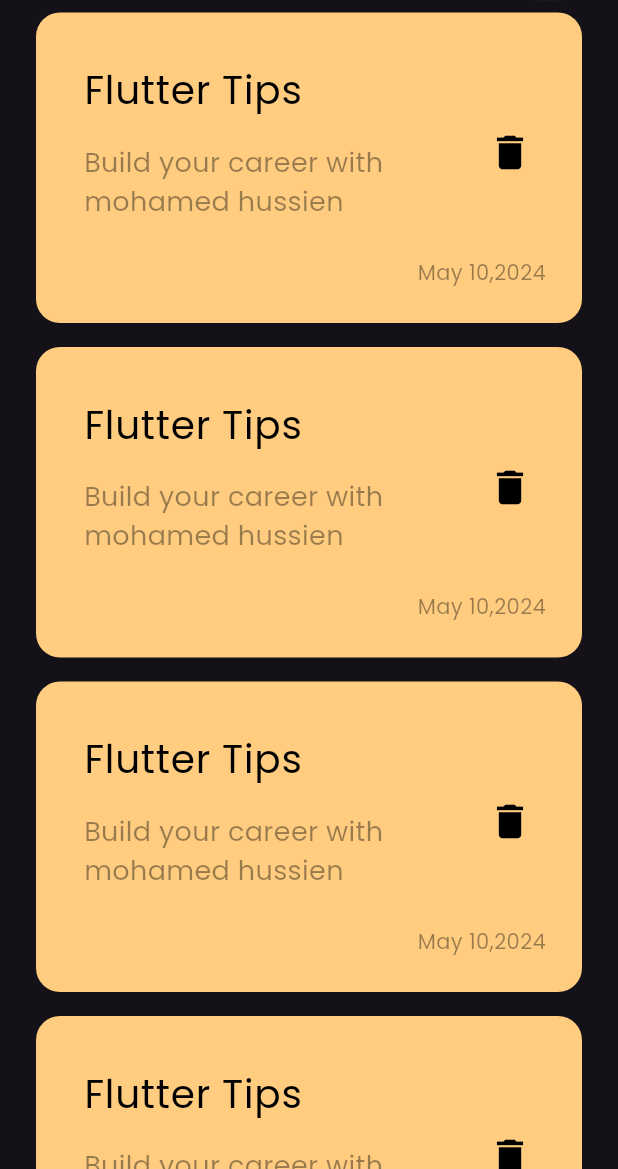
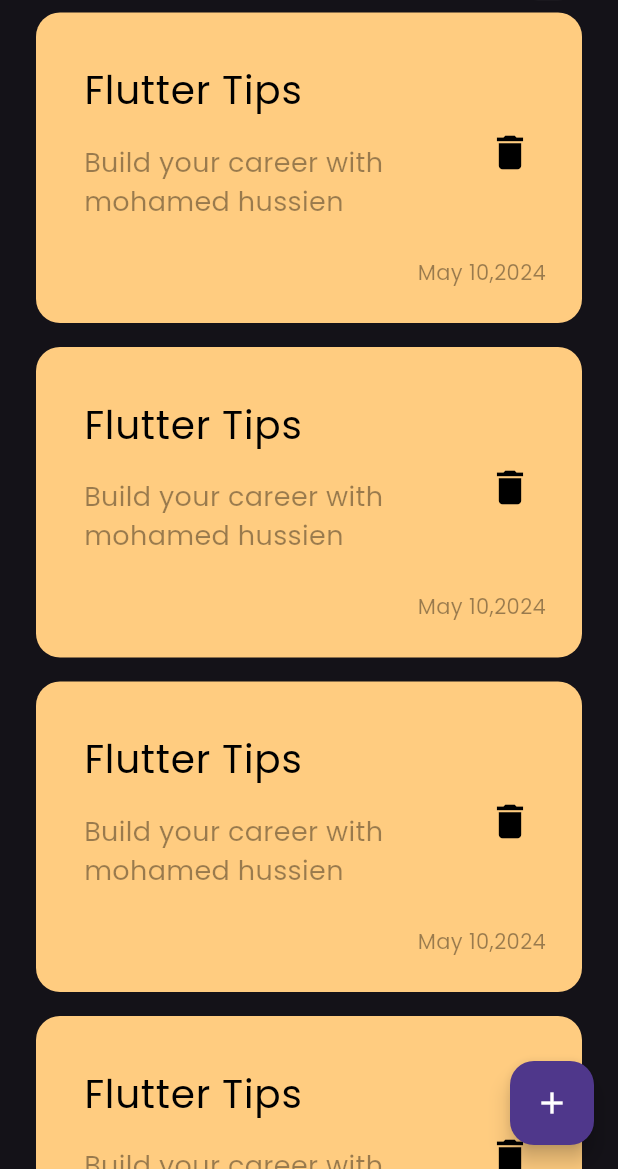
Before and after one commit to Mohamed-Husien/notes_app2, a Flutter app: the screen it shows after launch, on a phone screen of 412 x 824 dp, the part 67-1236 px from its top. Run offline on Flutter 3.47's test engine with Material 3 defaults, Android fonts, the phone set to English and light mode, and no system bars.

Commit message:
add floating action bottun

```diff
--- a/lib/views/notes_view.dart
+++ b/lib/views/notes_view.dart
@@ -6,8 +6,15 @@ class NotesView extends StatelessWidget {
 
   @override
   Widget build(BuildContext context) {
-    return const Scaffold(
-      body: NotesViewBody(),
+    return Scaffold(
+      floatingActionButton: FloatingActionButton(
+        onPressed: () {},
+        child: const Icon(
+          Icons.add,
+          color: Colors.white,
+        ),
+      ),
+      body: const NotesViewBody(),
     );
   }
 }
```
